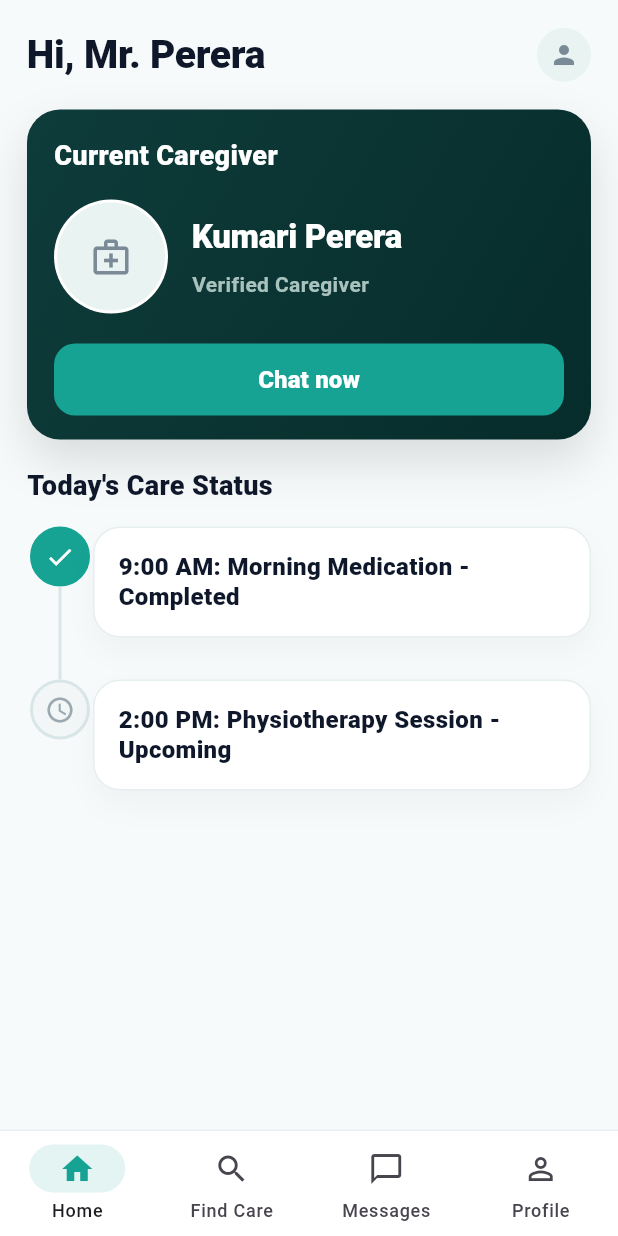
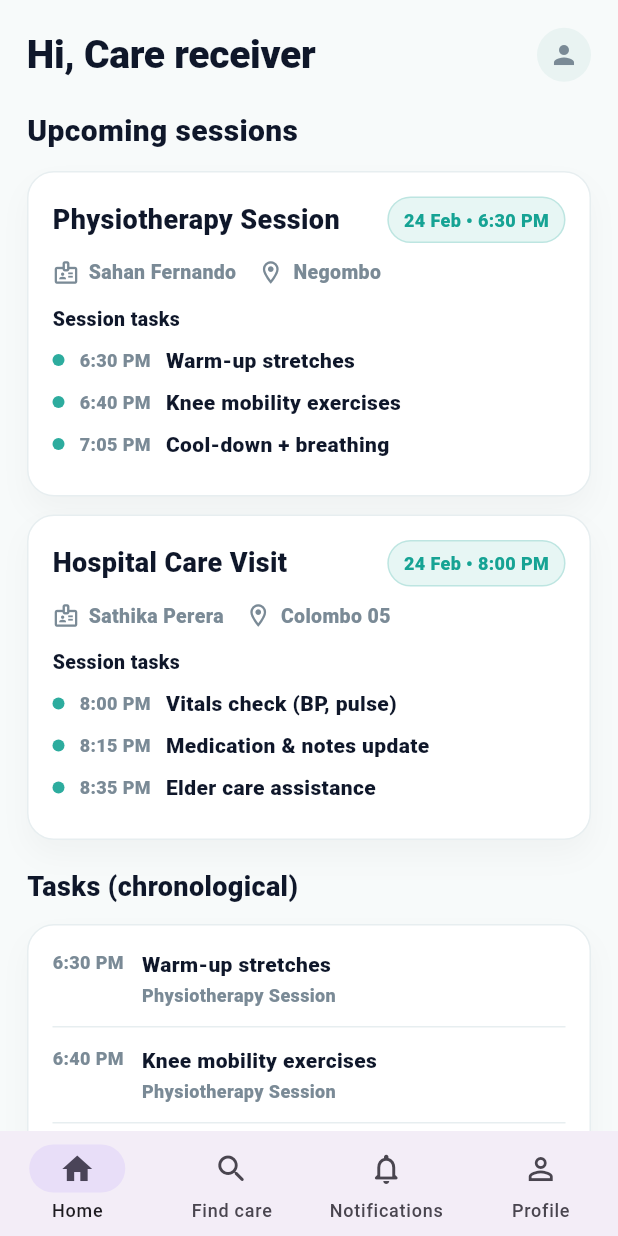
Before and after one commit to FateOrByDesign/CarenestApp, a Flutter app: the CareReceiverDashboardPage screen opened by its route, on a phone screen of 412 x 824 dp. Run offline on Flutter 3.47's test engine with Material 3 defaults, Android fonts, the phone set to English and light mode, and no system bars; our stand-ins replace google_fonts, shared_preferences; missing offline and left inert: carenest_mobile; accounts and stored records are empty.

Commit message:
implemented new nav bar to care receiver dashboard page

```diff
--- a/Carenest_Frontend/carenest_mobile/lib/screens/patient/carereceiver_dashboard_page.dart
+++ b/Carenest_Frontend/carenest_mobile/lib/screens/patient/carereceiver_dashboard_page.dart
@@ -1,17 +1,11 @@
 import 'package:flutter/material.dart';
+import '../../widgets/carereceiver_navigationbar_mobile.dart';
 
-class CareReceiverDashboardPage extends StatefulWidget {
+class CareReceiverDashboardPage extends StatelessWidget {
   const CareReceiverDashboardPage({super.key});
 
-  static const routeName = '/carereceiver-dashboard';
-
-  @override
-  State<CareReceiverDashboardPage> createState() =>
-      _CareReceiverDashboardPageState();
-}
-
-class _CareReceiverDashboardPageState extends State<CareReceiverDashboardPage> {
-  int _navIndex = 0;
+  // ✅ Must match main.dart route: '/patient/dashboard'
+  static const routeName = '/patient/dashboard';
 
   // Colors tuned to your UI
   static const _bg = Color(0xFFF7FAFA);
@@ -22,19 +16,61 @@ class _CareReceiverDashboardPageState extends State<CareReceiverDashboardPage> {
 
   @override
   Widget build(BuildContext context) {
+    // ✅ Example data (2 sessions)
+    // Sort by time so the nearest session appears first
+    final sessions = <_CareSession>[
+      _CareSession(
+        title: 'Physiotherapy Session',
+        caregiverName: 'Sahan Fernando',
+        location: 'Negombo',
+        start: DateTime(2026, 2, 24, 18, 30), // 6:30 PM
+        tasks: const [
+          _CareTask(title: 'Warm-up stretches', minutesOffset: 0),
+          _CareTask(title: 'Knee mobility exercises', minutesOffset: 10),
+          _CareTask(title: 'Cool-down + breathing', minutesOffset: 35),
+        ],
+      ),
+      _CareSession(
+        title: 'Hospital Care Visit',
+        caregiverName: 'Sathika Perera',
+        location: 'Colombo 05',
+        start: DateTime(2026, 2, 24, 20, 00), // 8:00 PM
+        tasks: const [
+          _CareTask(title: 'Vitals check (BP, pulse)', minutesOffset: 0),
+          _CareTask(title: 'Medication & notes update', minutesOffset: 15),
+          _CareTask(title: 'Elder care assistance', minutesOffset: 35),
+        ],
+      ),
+    ]..sort((a, b) => a.start.compareTo(b.start));
+
+    // Flatten tasks and sort them by actual time (chronological order)
+    final taskTimeline = <_TimelineTask>[];
+    for (final s in sessions) {
+      for (final t in s.tasks) {
+        taskTimeline.add(
+          _TimelineTask(
+            time: s.start.add(Duration(minutes: t.minutesOffset)),
+            sessionTitle: s.title,
+            taskTitle: t.title,
+          ),
+        );
+      }
+    }
+    taskTimeline.sort((a, b) => a.time.compareTo(b.time));
+
     return Scaffold(
       backgroundColor: _bg,
       body: SafeArea(
         child: ListView(
           padding: const EdgeInsets.fromLTRB(18, 18, 18, 18),
           children: [
-            // Header: Hi, Mr. Perera + avatar
+            // Header
             Row(
               crossAxisAlignment: CrossAxisAlignment.center,
               children: [
                 const Expanded(
                   child: Text(
-                    'Hi, Mr. Perera',
+                    'Hi, Care receiver',
                     style: TextStyle(
                       fontSize: 26,
                       fontWeight: FontWeight.w800,
@@ -44,8 +80,6 @@ class _CareReceiverDashboardPageState extends State<CareReceiverDashboardPage> {
                   ),
                 ),
                 const SizedBox(width: 12),
-                // Replace with real patient image:
-                // CircleAvatar(backgroundImage: AssetImage('assets/images/patient.png'))
                 const CircleAvatar(
                   radius: 18,
                   backgroundColor: Color(0xFFE9F3F2),
@@ -56,180 +90,204 @@ class _CareReceiverDashboardPageState extends State<CareReceiverDashboardPage> {
 
             const SizedBox(height: 18),
 
-            // Current Caregiver dark card
-            const _CurrentCaregiverCard(),
+            const Text(
+              'Upcoming sessions',
+              style: TextStyle(
+                fontSize: 20,
+                fontWeight: FontWeight.w900,
+                color: _textDark,
+              ),
+            ),
+            const SizedBox(height: 12),
 
-            const SizedBox(height: 18),
+            // ✅ Two session cards (already sorted by time)
+            for (final s in sessions) ...[
+              _SessionCard(session: s),
+              const SizedBox(height: 12),
+            ],
+
+            const SizedBox(height: 6),
 
             const Text(
-              "Today's Care Status",
+              'Tasks (chronological)',
               style: TextStyle(
                 fontSize: 18,
                 fontWeight: FontWeight.w900,
                 color: _textDark,
               ),
             ),
+            const SizedBox(height: 12),
 
-            const SizedBox(height: 14),
-
-            const _CareStatusTimeline(
-              items: [
-                _CareStatusItem(
-                  state: _CareStatusState.done,
-                  text: '9:00 AM: Morning Medication -\nCompleted',
-                ),
-                _CareStatusItem(
-                  state: _CareStatusState.upcoming,
-                  text: '2:00 PM: Physiotherapy Session -\nUpcoming',
-                ),
-              ],
-            ),
+            // ✅ Tasks list sorted by time (nearest first)
+            _TasksCard(items: taskTimeline),
           ],
         ),
       ),
 
-      // Bottom nav
-      bottomNavigationBar: Container(
-        decoration: const BoxDecoration(
-          color: Colors.white,
-          border: Border(top: BorderSide(color: _cardBorder)),
-        ),
-        child: NavigationBar(
-          backgroundColor: Colors.white,
-          elevation: 0,
-          height: 70,
-          indicatorColor: _primary.withOpacity(0.12),
-          selectedIndex: _navIndex,
-          onDestinationSelected: (i) => setState(() => _navIndex = i),
-          destinations: const [
-            NavigationDestination(
-              icon: Icon(Icons.home_outlined),
-              selectedIcon: Icon(Icons.home, color: _primary),
-              label: 'Home',
-            ),
-            NavigationDestination(
-              icon: Icon(Icons.search_outlined),
-              selectedIcon: Icon(Icons.search, color: _primary),
-              label: 'Find Care',
-            ),
-            NavigationDestination(
-              icon: Icon(Icons.chat_bubble_outline),
-              selectedIcon: Icon(Icons.chat_bubble, color: _primary),
-              label: 'Messages',
-            ),
-            NavigationDestination(
-              icon: Icon(Icons.person_outline),
-              selectedIcon: Icon(Icons.person, color: _primary),
-              label: 'Profile',
-            ),
-          ],
-        ),
+      // ✅ Apply the new CareReceiver navbar
+      // Indices: 0 Home, 1 Find care, 2 Notifications, 3 Profile
+      bottomNavigationBar: const CareReceiverNavigationBarMobile(
+        currentIndex: 0,
       ),
     );
   }
 }
 
-class _CurrentCaregiverCard extends StatelessWidget {
+/* ----------------------------- UI Widgets ----------------------------- */
+
+class _SessionCard extends StatelessWidget {
+  final _CareSession session;
+
+  static const _cardBorder = Color(0xFFE7EEF0);
+  static const _textDark = Color(0xFF0F172A);
+  static const _textSoft = Color(0xFF7A8A96);
   static const _primary = Color(0xFF16A394);
 
-  const _CurrentCaregiverCard();
+  const _SessionCard({required this.session});
 
   @override
   Widget build(BuildContext context) {
+    final timeLabel = _fmtDateTime(session.start);
+
     return Container(
-      height: 220,
       decoration: BoxDecoration(
-        borderRadius: BorderRadius.circular(22),
-        gradient: const LinearGradient(
-          begin: Alignment.topLeft,
-          end: Alignment.bottomRight,
-          colors: [Color(0xFF0E3C3A), Color(0xFF062C2B)],
-        ),
+        color: Colors.white,
+        border: Border.all(color: _cardBorder),
+        borderRadius: BorderRadius.circular(18),
         boxShadow: [
           BoxShadow(
-            color: Colors.black.withOpacity(0.12),
-            blurRadius: 26,
-            offset: const Offset(0, 14),
+            color: Colors.black.withOpacity(0.03),
+            blurRadius: 16,
+            offset: const Offset(0, 10),
           ),
         ],
       ),
-      padding: const EdgeInsets.fromLTRB(18, 18, 18, 16),
+      padding: const EdgeInsets.all(16),
       child: Column(
         crossAxisAlignment: CrossAxisAlignment.start,
         children: [
-          const Text(
-            'Current Caregiver',
-            style: TextStyle(
-              fontSize: 18,
-              fontWeight: FontWeight.w900,
-              color: Colors.white,
-            ),
-          ),
-          const SizedBox(height: 16),
+          // Title + time pill
           Row(
             children: [
-              // Replace with real caregiver photo:
-              // CircleAvatar(radius: 38, backgroundImage: AssetImage('assets/images/caregiver.png'))
-              const CircleAvatar(
-                radius: 38,
-                backgroundColor: Colors.white,
-                child: CircleAvatar(
-                  radius: 36,
-                  backgroundColor: Color(0xFFE9F3F2),
-                  child: Icon(
-                    Icons.medical_services_outlined,
-                    color: Color(0xFF7A8A96),
-                    size: 28,
+              Expanded(
+                child: Text(
+                  session.title,
+                  style: const TextStyle(
+                    fontSize: 18,
+                    fontWeight: FontWeight.w900,
+                    color: _textDark,
                   ),
                 ),
               ),
-              const SizedBox(width: 16),
-              const Expanded(
-                child: Column(
-                  crossAxisAlignment: CrossAxisAlignment.start,
+              Container(
+                padding: const EdgeInsets.symmetric(
+                  horizontal: 10,
+                  vertical: 6,
+                ),
+                decoration: BoxDecoration(
+                  color: _primary.withOpacity(0.10),
+                  borderRadius: BorderRadius.circular(999),
+                  border: Border.all(color: _primary.withOpacity(0.20)),
+                ),
+                child: Text(
+                  timeLabel,
+                  style: const TextStyle(
+                    fontSize: 12,
+                    fontWeight: FontWeight.w900,
+                    color: _primary,
+                  ),
+                ),
+              ),
+            ],
+          ),
+
+          const SizedBox(height: 10),
+
+          // Caregiver + location
+          Row(
+            children: [
+              const Icon(Icons.badge_outlined, size: 18, color: _textSoft),
+              const SizedBox(width: 6),
+              Text(
+                session.caregiverName,
+                style: const TextStyle(
+                  fontSize: 13,
+                  fontWeight: FontWeight.w800,
+                  color: _textSoft,
+                ),
+              ),
+              const SizedBox(width: 14),
+              const Icon(
+                Icons.location_on_outlined,
+                size: 18,
+                color: _textSoft,
+              ),
+              const SizedBox(width: 6),
+              Text(
+                session.location,
+                style: const TextStyle(
+                  fontSize: 13,
+                  fontWeight: FontWeight.w800,
+                  color: _textSoft,
+                ),
+              ),
+            ],
+          ),
+
+          const SizedBox(height: 12),
+
+          // Tasks inside session card (in order)
+          const Text(
+            'Session tasks',
+            style: TextStyle(
+              fontSize: 13,
+              fontWeight: FontWeight.w900,
+              color: _textDark,
+            ),
+          ),
+          const SizedBox(height: 8),
+
+          Column(
+            children: session.tasks.map((t) {
+              final tTime = session.start.add(
+                Duration(minutes: t.minutesOffset),
+              );
+              return Padding(
+                padding: const EdgeInsets.only(bottom: 8),
+                child: Row(
                   children: [
-                    Text(
-                      'Kumari Perera',
-                      style: TextStyle(
-                        fontSize: 22,
-                        fontWeight: FontWeight.w900,
-                        color: Colors.white,
-                        letterSpacing: -0.2,
+                    Container(
+                      width: 8,
+                      height: 8,
+                      decoration: BoxDecoration(
+                        color: _primary.withOpacity(0.9),
+                        shape: BoxShape.circle,
                       ),
                     ),
-                    SizedBox(height: 6),
+                    const SizedBox(width: 10),
                     Text(
-                      'Verified Caregiver',
-                      style: TextStyle(
-                        fontSize: 14,
-                        fontWeight: FontWeight.w700,
-                        color: Color(0xFFA9C2BE),
+                      _fmtTimeOnly(tTime),
+                      style: const TextStyle(
+                        fontSize: 12,
+                        fontWeight: FontWeight.w900,
+                        color: _textSoft,
+                      ),
+                    ),
+                    const SizedBox(width: 10),
+                    Expanded(
+                      child: Text(
+                        t.title,
+                        style: const TextStyle(
+                          fontSize: 14,
+                          fontWeight: FontWeight.w800,
+                          color: _textDark,
+                        ),
                       ),
                     ),
                   ],
                 ),
-              ),
-            ],
-          ),
-          const Spacer(),
-          SizedBox(
-            width: double.infinity,
-            height: 48,
-            child: ElevatedButton(
-              onPressed: () {},
-              style: ElevatedButton.styleFrom(
-                backgroundColor: _primary,
-                foregroundColor: Colors.white,
-                elevation: 0,
-                shape: RoundedRectangleBorder(
-                  borderRadius: BorderRadius.circular(14),
-                ),
-              ),
-              child: const Text(
-                'Chat now',
-                style: TextStyle(fontWeight: FontWeight.w900, fontSize: 16),
-              ),
-            ),
+              );
+            }).toList(),
           ),
         ],
       ),
@@ -237,114 +295,149 @@ class _CurrentCaregiverCard extends StatelessWidget {
   }
 }
 
-enum _CareStatusState { done, upcoming }
-
-class _CareStatusItem {
-  final _CareStatusState state;
-  final String text;
-
-  const _CareStatusItem({required this.state, required this.text});
-}
-
-class _CareStatusTimeline extends StatelessWidget {
-  final List<_CareStatusItem> items;
+class _TasksCard extends StatelessWidget {
+  final List<_TimelineTask> items;
 
   static const _cardBorder = Color(0xFFE7EEF0);
   static const _textDark = Color(0xFF0F172A);
-  static const _primary = Color(0xFF16A394);
+  static const _textSoft = Color(0xFF7A8A96);
 
-  const _CareStatusTimeline({required this.items});
+  const _TasksCard({required this.items});
 
   @override
   Widget build(BuildContext context) {
-    return Column(
-      children: List.generate(items.length, (index) {
-        final item = items[index];
-        final isLast = index == items.length - 1;
-
-        return Row(
-          crossAxisAlignment: CrossAxisAlignment.start,
-          children: [
-            // Left timeline column
-            SizedBox(
-              width: 44,
-              child: Column(
-                children: [
-                  _TimelineDot(state: item.state),
-                  if (!isLast)
-                    Container(
-                      width: 2,
-                      height: 62,
-                      color: const Color(0xFFD9E6E8),
-                    )
-                  else
-                    const SizedBox(height: 8),
-                ],
-              ),
-            ),
-
-            // Right status card
-            Expanded(
-              child: Container(
-                margin: const EdgeInsets.only(bottom: 14),
-                decoration: BoxDecoration(
-                  color: Colors.white,
-                  border: Border.all(color: _cardBorder),
-                  borderRadius: BorderRadius.circular(18),
-                  boxShadow: [
-                    BoxShadow(
-                      color: Colors.black.withOpacity(0.03),
-                      blurRadius: 16,
-                      offset: const Offset(0, 10),
-                    ),
-                  ],
-                ),
-                padding: const EdgeInsets.all(16),
-                child: Text(
-                  item.text,
+    return Container(
+      decoration: BoxDecoration(
+        color: Colors.white,
+        border: Border.all(color: _cardBorder),
+        borderRadius: BorderRadius.circular(18),
+        boxShadow: [
+          BoxShadow(
+            color: Colors.black.withOpacity(0.03),
+            blurRadius: 16,
+            offset: const Offset(0, 10),
+          ),
+        ],
+      ),
+      padding: const EdgeInsets.all(16),
+      child: Column(
+        children: [
+          for (int i = 0; i < items.length; i++) ...[
+            Row(
+              crossAxisAlignment: CrossAxisAlignment.start,
+              children: [
+                Text(
+                  _fmtTimeOnly(items[i].time),
                   style: const TextStyle(
-                    fontSize: 16,
-                    fontWeight: FontWeight.w800,
-                    color: _textDark,
-                    height: 1.25,
+                    fontSize: 12,
+                    fontWeight: FontWeight.w900,
+                    color: _textSoft,
                   ),
                 ),
-              ),
+                const SizedBox(width: 12),
+                Expanded(
+                  child: Column(
+                    crossAxisAlignment: CrossAxisAlignment.start,
+                    children: [
+                      Text(
+                        items[i].taskTitle,
+                        style: const TextStyle(
+                          fontSize: 14,
+                          fontWeight: FontWeight.w900,
+                          color: _textDark,
+                        ),
+                      ),
+                      const SizedBox(height: 2),
+                      Text(
+                        items[i].sessionTitle,
+                        style: const TextStyle(
+                          fontSize: 12,
+                          fontWeight: FontWeight.w800,
+                          color: _textSoft,
+                        ),
+                      ),
+                    ],
+                  ),
+                ),
+              ],
             ),
+            if (i != items.length - 1) ...[
+              const SizedBox(height: 12),
+              Divider(height: 1, color: _cardBorder),
+              const SizedBox(height: 12),
+            ],
           ],
-        );
-      }),
+        ],
+      ),
     );
   }
 }
 
-class _TimelineDot extends StatelessWidget {
-  final _CareStatusState state;
+/* ----------------------------- Data Models ----------------------------- */
 
-  static const _primary = Color(0xFF16A394);
+class _CareSession {
+  final String title;
+  final String caregiverName;
+  final String location;
+  final DateTime start;
+  final List<_CareTask> tasks;
 
-  const _TimelineDot({required this.state});
+  const _CareSession({
+    required this.title,
+    required this.caregiverName,
+    required this.location,
+    required this.start,
+    required this.tasks,
+  });
+}
 
-  @override
-  Widget build(BuildContext context) {
-    final isDone = state == _CareStatusState.done;
+class _CareTask {
+  final String title;
 
-    return Container(
-      width: 40,
-      height: 40,
-      decoration: BoxDecoration(
-        color: isDone ? _primary : const Color(0xFFF2F6F7),
-        shape: BoxShape.circle,
-        border: Border.all(
-          color: isDone ? _primary : const Color(0xFFD9E6E8),
-          width: 2,
-        ),
-      ),
-      child: Icon(
-        isDone ? Icons.check : Icons.access_time,
-        color: isDone ? Colors.white : const Color(0xFF9AA8B2),
-        size: 20,
-      ),
-    );
-  }
+  /// minutes from session start (0 = same time)
+  final int minutesOffset;
+
+  const _CareTask({required this.title, required this.minutesOffset});
 }
+
+class _TimelineTask {
+  final DateTime time;
+  final String sessionTitle;
+  final String taskTitle;
+
+  const _TimelineTask({
+    required this.time,
+    required this.sessionTitle,
+    required this.taskTitle,
+  });
+}
+
+/* ----------------------------- Format Helpers ----------------------------- */
+
+String _fmtTimeOnly(DateTime dt) {
+  String two(int n) => n.toString().padLeft(2, '0');
+  final hour = dt.hour;
+  final minute = dt.minute;
+  final isPm = hour >= 12;
+  final h12 = (hour % 12 == 0) ? 12 : (hour % 12);
+  return '${h12}:${two(minute)} ${isPm ? 'PM' : 'AM'}';
+}
+
+String _fmtDateTime(DateTime dt) {
+  // Example: "24 Feb • 6:30 PM"
+  const months = [
+    'Jan',
+    'Feb',
+    'Mar',
+    'Apr',
+    'May',
+    'Jun',
+    'Jul',
+    'Aug',
+    'Sep',
+    'Oct',
+    'Nov',
+    'Dec',
+  ];
+  return '${dt.day} ${months[dt.month - 1]} • ${_fmtTimeOnly(dt)}';
+}
```
